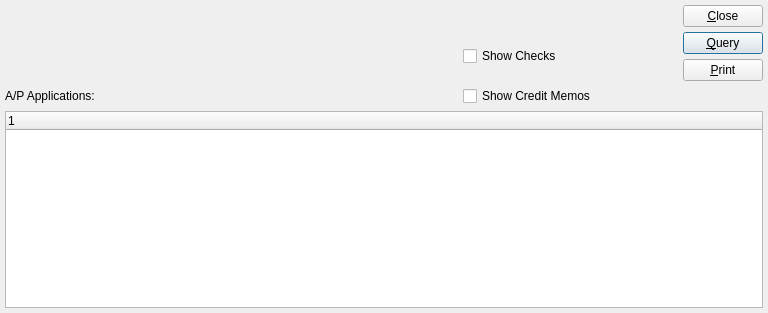
First picture: the form in xtuple/trunk/guiclient/dspAPApplications.ui, repository WooodHead/xtuple, before the edit.
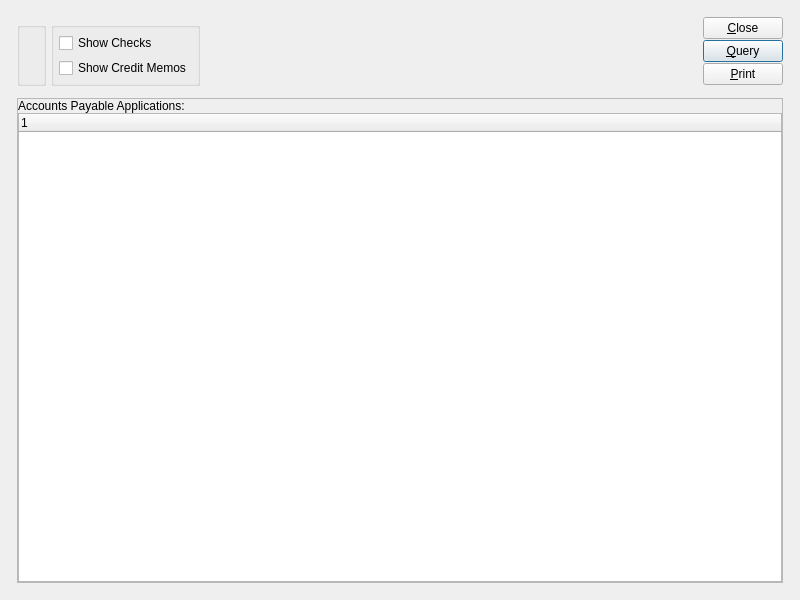
Second picture: the form after the edit. Custom widgets are drawn as their Qt base class.

What changed in the file:
```diff
--- a/xtuple/trunk/guiclient/dspAPApplications.ui
+++ b/xtuple/trunk/guiclient/dspAPApplications.ui
@@ -5,24 +5,83 @@
    <rect>
     <x>0</x>
     <y>0</y>
-    <width>768</width>
-    <height>313</height>
+    <width>800</width>
+    <height>600</height>
    </rect>
   </property>
   <property name="windowTitle" >
    <string>A/P Applications</string>
   </property>
-  <layout class="QGridLayout" name="gridLayout" >
+  <layout class="QGridLayout" name="gridLayout_6" >
    <item row="0" column="0" >
+    <layout class="QGridLayout" name="gridLayout_5" >
+     <property name="margin" >
+      <number>12</number>
+     </property>
+     <property name="spacing" >
+      <number>12</number>
+     </property>
+     <item row="0" column="0" >
+      <layout class="QHBoxLayout" name="horizontalLayout" >
+       <item>
+        <layout class="QGridLayout" name="gridLayout_3" >
+         <item row="0" column="0" colspan="2" >
     <widget class="VendorGroup" name="_vendorgroup" />
    </item>
-   <item row="0" column="2" >
+         <item row="1" column="0" >
+          <widget class="QGroupBox" name="_datesGroup" >
+           <property name="title" >
+            <string/>
+           </property>
+           <layout class="QGridLayout" name="gridLayout" >
+            <item row="0" column="0" >
     <widget class="DateCluster" name="_dates" />
    </item>
-   <item rowspan="4" row="0" column="4" >
+           </layout>
+          </widget>
+         </item>
+         <item row="1" column="1" >
+          <widget class="QGroupBox" name="groupBox" >
+           <property name="title" >
+            <string/>
+           </property>
+           <layout class="QGridLayout" name="gridLayout_2" >
+            <item row="0" column="0" >
+             <widget class="XCheckBox" name="_showChecks" >
+              <property name="text" >
+               <string>Show Checks</string>
+              </property>
+             </widget>
+            </item>
+            <item row="1" column="0" >
+             <widget class="XCheckBox" name="_showCreditMemos" >
+              <property name="text" >
+               <string>Show Credit Memos</string>
+              </property>
+             </widget>
+            </item>
+           </layout>
+          </widget>
+         </item>
+        </layout>
+       </item>
+       <item>
+        <spacer name="horizontalSpacer" >
+         <property name="orientation" >
+          <enum>Qt::Horizontal</enum>
+         </property>
+         <property name="sizeHint" stdset="0" >
+          <size>
+           <width>40</width>
+           <height>20</height>
+          </size>
+         </property>
+        </spacer>
+       </item>
+       <item>
     <layout class="QVBoxLayout" >
      <property name="spacing" >
-      <number>5</number>
+          <number>1</number>
      </property>
      <item>
       <widget class="QPushButton" name="_close" >
@@ -66,7 +125,7 @@
         <enum>Qt::Vertical</enum>
        </property>
        <property name="sizeType" >
-        <enum>QSizePolicy::Preferred</enum>
+            <enum>QSizePolicy::Expanding</enum>
        </property>
        <property name="sizeHint" stdset="0" >
         <size>
@@ -78,44 +137,39 @@
      </item>
     </layout>
    </item>
-   <item row="2" column="2" >
-    <widget class="XCheckBox" name="_showChecks" >
-     <property name="text" >
-      <string>Show Checks</string>
-     </property>
-    </widget>
-   </item>
-   <item rowspan="3" row="1" column="3" >
-    <spacer>
-     <property name="orientation" >
-      <enum>Qt::Horizontal</enum>
-     </property>
-     <property name="sizeType" >
-      <enum>QSizePolicy::Preferred</enum>
-     </property>
-     <property name="sizeHint" stdset="0" >
-      <size>
-       <width>111</width>
-       <height>20</height>
-      </size>
-     </property>
-    </spacer>
-   </item>
-   <item row="4" column="0" >
+      </layout>
+     </item>
+     <item row="1" column="0" >
+      <widget class="QFrame" name="_frame" >
+       <property name="sizePolicy" >
+        <sizepolicy vsizetype="Preferred" hsizetype="Preferred" >
+         <horstretch>0</horstretch>
+         <verstretch>1</verstretch>
+        </sizepolicy>
+       </property>
+       <property name="frameShape" >
+        <enum>QFrame::StyledPanel</enum>
+       </property>
+       <property name="frameShadow" >
+        <enum>QFrame::Raised</enum>
+       </property>
+       <layout class="QGridLayout" name="gridLayout_4" >
+        <property name="margin" >
+         <number>0</number>
+        </property>
+        <item row="0" column="0" >
+         <layout class="QVBoxLayout" name="verticalLayout" >
+          <property name="spacing" >
+           <number>0</number>
+          </property>
+          <item>
     <widget class="QLabel" name="_apapplyLit" >
      <property name="text" >
-      <string>A/P Applications:</string>
+             <string>Accounts Payable Applications:</string>
      </property>
     </widget>
    </item>
-   <item row="4" column="2" colspan="3" >
-    <widget class="XCheckBox" name="_showCreditMemos" >
-     <property name="text" >
-      <string>Show Credit Memos</string>
-     </property>
-    </widget>
-   </item>
-   <item row="5" column="0" colspan="5" >
+          <item>
     <widget class="XTreeWidget" name="_apapply" >
      <property name="sizePolicy" >
       <sizepolicy vsizetype="Expanding" hsizetype="Expanding" >
@@ -131,18 +185,12 @@
      </property>
     </widget>
    </item>
-   <item row="0" column="1" >
-    <spacer name="horizontalSpacer" >
-     <property name="orientation" >
-      <enum>Qt::Horizontal</enum>
-     </property>
-     <property name="sizeHint" stdset="0" >
-      <size>
-       <width>40</width>
-       <height>20</height>
-      </size>
-     </property>
-    </spacer>
+         </layout>
+        </item>
+       </layout>
+      </widget>
+     </item>
+    </layout>
    </item>
   </layout>
  </widget>
```
Lines whose indentation alone changed are shown as unchanged.
